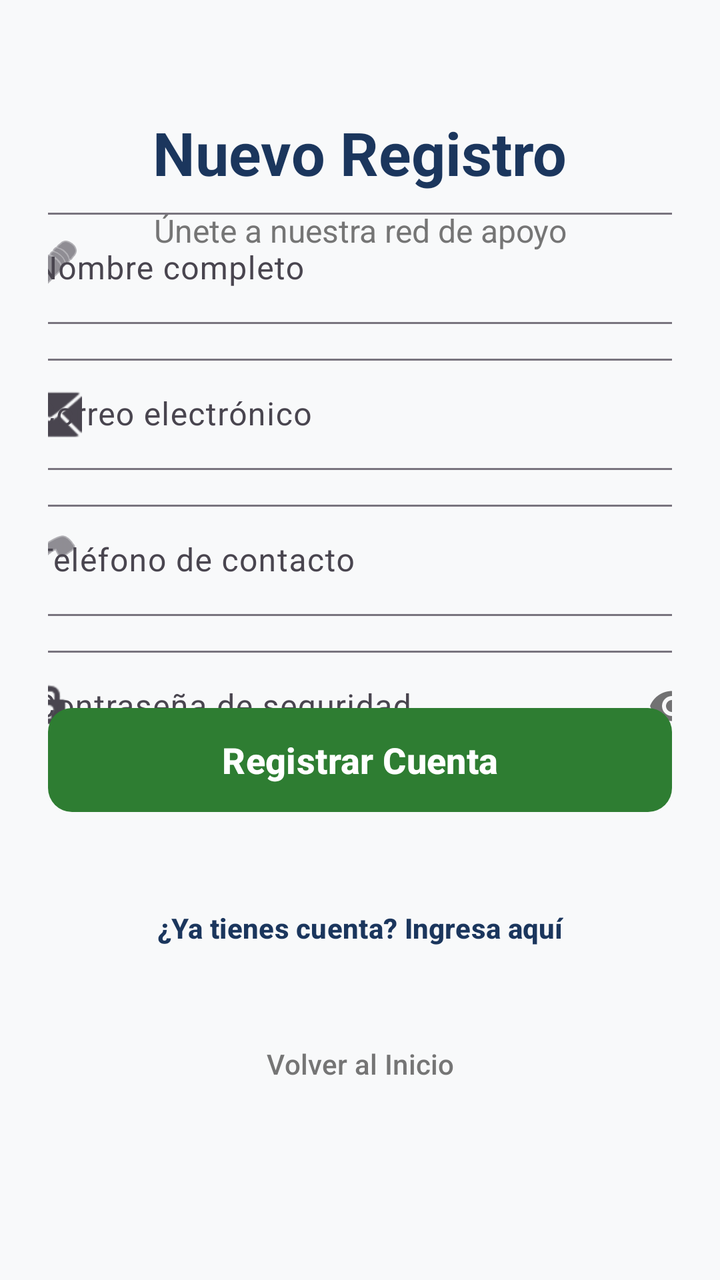
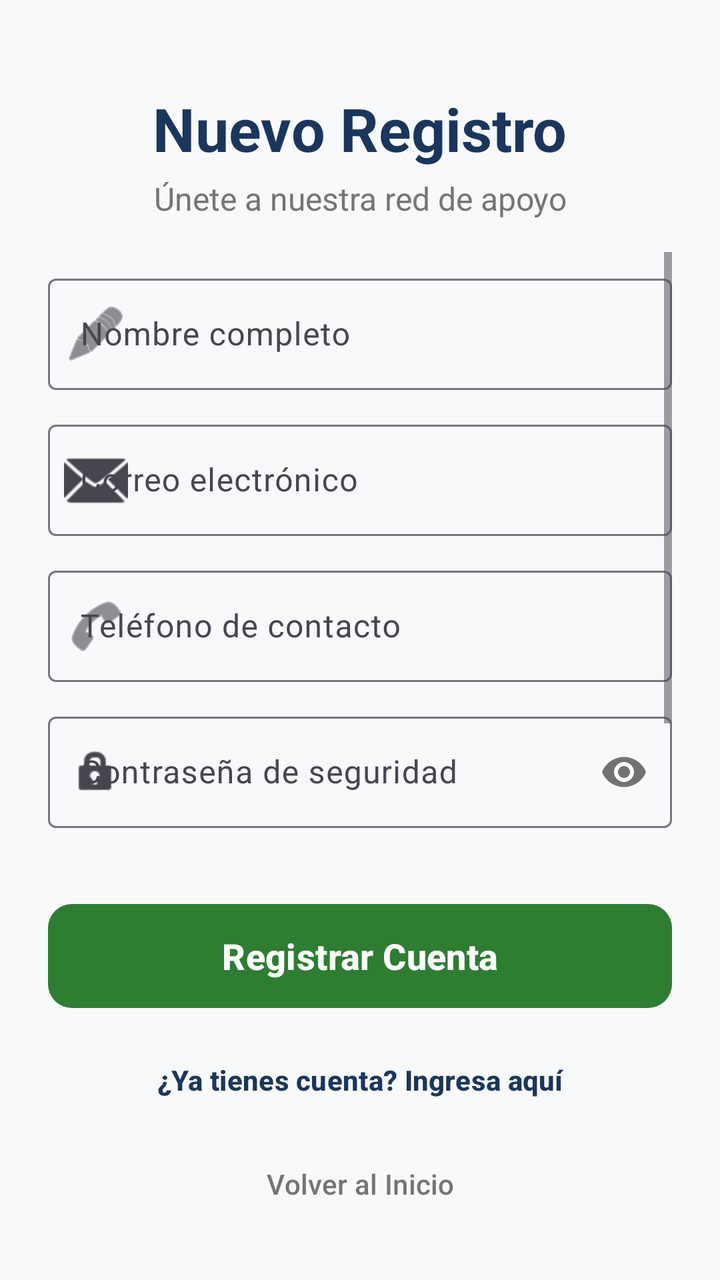

Before-and-after screenshots of an Android layout around one commit, followed by the original layout XML and the change that was made.
<!-- AndroidManifest.xml: application theme Theme.Voluntarios -->
<!-- res/layout/activity_registro_voluntario.xml -->
<?xml version="1.0" encoding="utf-8"?>
<androidx.constraintlayout.widget.ConstraintLayout xmlns:android="http://schemas.android.com/apk/res/android"
    xmlns:app="http://schemas.android.com/apk/res-auto"
    xmlns:tools="http://schemas.android.com/tools"
    android:layout_width="match_parent"
    android:layout_height="match_parent"
    android:background="@color/background_light"
    android:padding="24dp"
    tools:context=".RegistroVoluntarioActivity">

    <TextView
        android:id="@+id/txtRegTitulo"
        android:layout_width="wrap_content"
        android:layout_height="wrap_content"
        android:layout_marginTop="32dp"
        android:text="@string/reg_titulo"
        android:textColor="@color/primary_blue"
        android:textSize="30sp"
        android:textStyle="bold"
        app:layout_constraintLeft_toLeftOf="parent"
        app:layout_constraintRight_toRightOf="parent"
        app:layout_constraintTop_toTopOf="parent" />

    <TextView
        android:id="@+id/txtRegSubtitulo"
        android:layout_width="wrap_content"
        android:layout_height="wrap_content"
        android:layout_marginTop="8dp"
        android:text="@string/reg_subtitulo"
        android:textColor="@color/text_secondary"
        android:textSize="16sp"
        app:layout_constraintLeft_toLeftOf="parent"
        app:layout_constraintRight_toRightOf="parent"
        app:layout_constraintTop_toBottomOf="@id/txtRegTitulo" />

    <ScrollView
        android:layout_width="359dp"
        android:layout_height="298dp"
        android:layout_marginTop="24dp"
        android:layout_marginBottom="16dp"
        app:layout_constraintBottom_toTopOf="@+id/btnRegRegistrar"
        app:layout_constraintLeft_toLeftOf="parent"
        app:layout_constraintRight_toRightOf="parent"
        app:layout_constraintTop_toBottomOf="@id/txtRegSubtitulo">

        <LinearLayout
            android:layout_width="match_parent"
            android:layout_height="wrap_content"
            android:orientation="vertical">

            <com.google.android.material.textfield.TextInputLayout
                android:id="@+id/tilRegNombre"
                style="@style/Widget.Material3.TextInputLayout.OutlinedBox"
                android:layout_width="match_parent"
                android:layout_height="wrap_content"
                android:layout_marginTop="8dp"
                android:hint="@string/reg_hint_nombre"
                app:startIconDrawable="@android:drawable/ic_menu_edit">

                <com.google.android.material.textfield.TextInputEditText
                    android:id="@+id/edtRegNombre"
                    android:layout_width="match_parent"
                    android:layout_height="wrap_content"
                    android:inputType="textPersonName" />
            </com.google.android.material.textfield.TextInputLayout>

            <com.google.android.material.textfield.TextInputLayout
                android:id="@+id/tilRegEmail"
                style="@style/Widget.Material3.TextInputLayout.OutlinedBox"
                android:layout_width="match_parent"
                android:layout_height="wrap_content"
                android:layout_marginTop="12dp"
                android:hint="@string/reg_hint_email"
                app:startIconDrawable="@android:drawable/ic_dialog_email">

                <com.google.android.material.textfield.TextInputEditText
                    android:id="@+id/edtRegEmail"
                    android:layout_width="match_parent"
                    android:layout_height="wrap_content"
                    android:inputType="textEmailAddress" />
            </com.google.android.material.textfield.TextInputLayout>

            <com.google.android.material.textfield.TextInputLayout
                android:id="@+id/tilRegTelefono"
                style="@style/Widget.Material3.TextInputLayout.OutlinedBox"
                android:layout_width="match_parent"
                android:layout_height="wrap_content"
                android:layout_marginTop="12dp"
                android:hint="@string/reg_hint_telefono"
                app:startIconDrawable="@android:drawable/ic_menu_call">

                <com.google.android.material.textfield.TextInputEditText
                    android:id="@+id/edtRegTelefono"
                    android:layout_width="match_parent"
                    android:layout_height="wrap_content"
                    android:inputType="phone" />
            </com.google.android.material.textfield.TextInputLayout>

            <com.google.android.material.textfield.TextInputLayout
                android:id="@+id/tilRegPassword"
                style="@style/Widget.Material3.TextInputLayout.OutlinedBox"
                android:layout_width="match_parent"
                android:layout_height="wrap_content"
                android:layout_marginTop="12dp"
                android:hint="@string/reg_hint_password"
                app:passwordToggleEnabled="true"
                app:startIconDrawable="@android:drawable/ic_lock_idle_lock">

                <com.google.android.material.textfield.TextInputEditText
                    android:id="@+id/edtRegPassword"
                    android:layout_width="match_parent"
                    android:layout_height="wrap_content"
                    android:inputType="textPassword" />
            </com.google.android.material.textfield.TextInputLayout>

        </LinearLayout>
    </ScrollView>

    <com.google.android.material.button.MaterialButton
        android:id="@+id/btnRegRegistrar"
        android:layout_width="0dp"
        android:layout_height="60dp"
        android:layout_marginBottom="30dp"
        android:text="@string/reg_btn_registrar"
        android:textSize="18sp"
        android:textStyle="bold"
        app:backgroundTint="@color/secondary_green"
        app:cornerRadius="12dp"
        app:layout_constraintBottom_toTopOf="@+id/txtVolverAlLogin"
        app:layout_constraintHorizontal_bias="0.0"
        app:layout_constraintLeft_toLeftOf="parent"
        app:layout_constraintRight_toRightOf="parent" />

    <com.google.android.material.button.MaterialButton
        android:id="@+id/txtVolverAlLogin"
        style="@style/Widget.Material3.Button.TextButton"
        android:layout_width="wrap_content"
        android:layout_height="wrap_content"
        android:layout_marginBottom="20dp"
        android:text="@string/reg_btn_login"
        android:textColor="@color/primary_blue"
        android:textStyle="bold"
        app:layout_constraintBottom_toTopOf="@+id/txtVolverAlMain"
        app:layout_constraintLeft_toLeftOf="parent"
        app:layout_constraintRight_toRightOf="parent" />

    <com.google.android.material.button.MaterialButton
        android:id="@+id/txtVolverAlMain"
        style="@style/Widget.Material3.Button.TextButton"
        android:layout_width="wrap_content"
        android:layout_height="wrap_content"
        android:layout_marginBottom="60dp"
        android:text="@string/reg_btn_volver"
        android:textColor="@color/text_secondary"
        app:layout_constraintBottom_toBottomOf="parent"
        app:layout_constraintLeft_toLeftOf="parent"
        app:layout_constraintRight_toRightOf="parent" />

</androidx.constraintlayout.widget.ConstraintLayout>
<!-- resources referenced by this layout -->
<resources>
  <color name="background_light">#F8F9FA</color>
  <color name="primary_blue">#1B365D</color>
  <color name="secondary_green">#2E7D32</color>
  <color name="text_secondary">#757575</color>
  <string name="reg_btn_login">¿Ya tienes cuenta? Ingresa aquí</string>
  <string name="reg_btn_registrar">Registrar Cuenta</string>
  <string name="reg_btn_volver">Volver al Inicio</string>
  <string name="reg_hint_email">Correo electrónico</string>
  <string name="reg_hint_nombre">Nombre completo</string>
  <string name="reg_hint_password">Contraseña de seguridad</string>
  <string name="reg_hint_telefono">Teléfono de contacto</string>
  <string name="reg_subtitulo">Únete a nuestra red de apoyo</string>
  <string name="reg_titulo">Nuevo Registro</string>
  <style name="Theme.Voluntarios" parent="Base.Theme.Voluntarios" />
  <style name="Base.Theme.Voluntarios" parent="Theme.Material3.DayNight.NoActionBar">
          
          
      </style>
</resources>

<!-- the commit's change to res/layout/activity_registro_voluntario.xml (unified diff, before → after) -->
@@ -6,13 +6,13 @@
     android:layout_height="match_parent"
     android:background="@color/background_light"
     android:padding="24dp"
-    tools:context=".RegistroVoluntarioActivity">
+    tools:context=".vistas.voluntario.RegistroVoluntarioActivity">
 
     <TextView
         android:id="@+id/txtRegTitulo"
         android:layout_width="wrap_content"
         android:layout_height="wrap_content"
-        android:layout_marginTop="32dp"
+        android:layout_marginTop="20dp"
         android:text="@string/reg_titulo"
         android:textColor="@color/primary_blue"
         android:textSize="30sp"
@@ -25,7 +25,7 @@
         android:id="@+id/txtRegSubtitulo"
         android:layout_width="wrap_content"
         android:layout_height="wrap_content"
-        android:layout_marginTop="8dp"
+        android:layout_marginTop="4dp"
         android:text="@string/reg_subtitulo"
         android:textColor="@color/text_secondary"
         android:textSize="16sp"
@@ -34,10 +34,10 @@
         app:layout_constraintTop_toBottomOf="@id/txtRegTitulo" />
 
     <ScrollView
-        android:layout_width="359dp"
-        android:layout_height="298dp"
-        android:layout_marginTop="24dp"
-        android:layout_marginBottom="16dp"
+        android:layout_width="0dp"
+        android:layout_height="0dp"
+        android:layout_marginTop="16dp"
+        android:layout_marginBottom="12dp"
         app:layout_constraintBottom_toTopOf="@+id/btnRegRegistrar"
         app:layout_constraintLeft_toLeftOf="parent"
         app:layout_constraintRight_toRightOf="parent"
@@ -113,6 +113,26 @@
                     android:inputType="textPassword" />
             </com.google.android.material.textfield.TextInputLayout>
 
+            
+            <CheckBox
+                android:id="@+id/chkNotificaciones"
+                android:layout_width="match_parent"
+                android:layout_height="wrap_content"
+                android:layout_marginTop="16dp"
+                android:text="Deseo recibir alertas de emergencias en mi zona"
+                android:textSize="14sp"
+                android:checked="true" />
+
+            <CheckBox
+                android:id="@+id/chkTerminos"
+                android:layout_width="match_parent"
+                android:layout_height="wrap_content"
+                android:layout_marginTop="8dp"
+                android:text="Acepto los términos y condiciones de voluntariado"
+                android:textSize="14sp"
+                android:textColor="@color/primary_blue"
+                android:textStyle="bold" />
+
         </LinearLayout>
     </ScrollView>
 
@@ -120,14 +140,13 @@
         android:id="@+id/btnRegRegistrar"
         android:layout_width="0dp"
         android:layout_height="60dp"
-        android:layout_marginBottom="30dp"
+        android:layout_marginBottom="8dp"
         android:text="@string/reg_btn_registrar"
         android:textSize="18sp"
         android:textStyle="bold"
         app:backgroundTint="@color/secondary_green"
         app:cornerRadius="12dp"
         app:layout_constraintBottom_toTopOf="@+id/txtVolverAlLogin"
-        app:layout_constraintHorizontal_bias="0.0"
         app:layout_constraintLeft_toLeftOf="parent"
         app:layout_constraintRight_toRightOf="parent" />
 
@@ -136,7 +155,7 @@
         style="@style/Widget.Material3.Button.TextButton"
         android:layout_width="wrap_content"
         android:layout_height="wrap_content"
-        android:layout_marginBottom="20dp"
+        android:layout_marginBottom="4dp"
         android:text="@string/reg_btn_login"
         android:textColor="@color/primary_blue"
         android:textStyle="bold"
@@ -149,7 +168,6 @@
         style="@style/Widget.Material3.Button.TextButton"
         android:layout_width="wrap_content"
         android:layout_height="wrap_content"
-        android:layout_marginBottom="60dp"
         android:text="@string/reg_btn_volver"
         android:textColor="@color/text_secondary"
         app:layout_constraintBottom_toBottomOf="parent"
